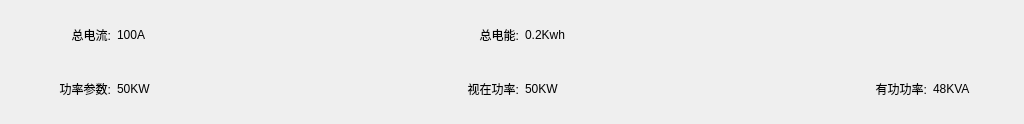
First picture: the form in BusBar-Qt/line/linetotalwid.ui, repository luozhiyong131/BusBar, before the edit.
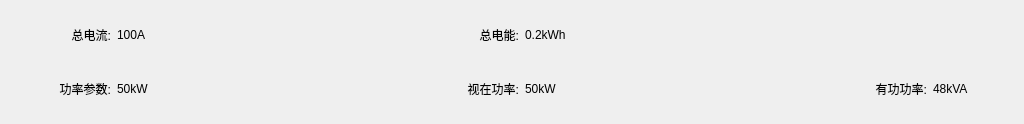
Second picture: the form after the edit.

```diff
--- a/BusBar-Qt/line/linetotalwid.ui
+++ b/BusBar-Qt/line/linetotalwid.ui
@@ -111,7 +111,7 @@
       </size>
      </property>
      <property name="text">
-      <string>0.2Kwh</string>
+      <string>0.2kWh</string>
      </property>
      <property name="alignment">
       <set>Qt::AlignLeading|Qt::AlignLeft|Qt::AlignVCenter</set>
@@ -206,7 +206,7 @@
       </size>
      </property>
      <property name="text">
-      <string>50KW</string>
+      <string>50kW</string>
      </property>
     </widget>
    </item>
@@ -260,7 +260,7 @@
       </size>
      </property>
      <property name="text">
-      <string>50KW</string>
+      <string>50kW</string>
      </property>
     </widget>
    </item>
@@ -314,7 +314,7 @@
       </size>
      </property>
      <property name="text">
-      <string>48KVA</string>
+      <string>48kVA</string>
      </property>
     </widget>
    </item>
```
